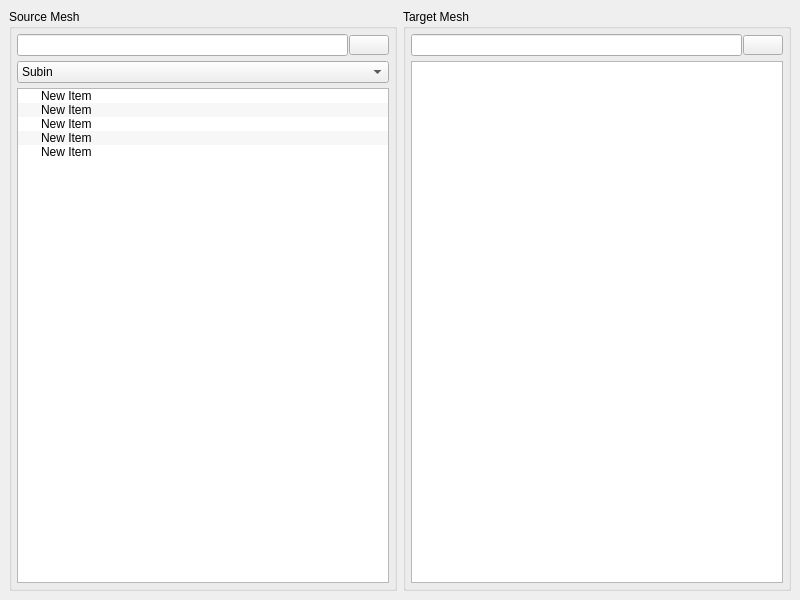
This is smartDeform/resources/ui/geometry_ui.ui in subing85/subins_tutorials as Qt 5 draws it before an edit. The edited form follows.
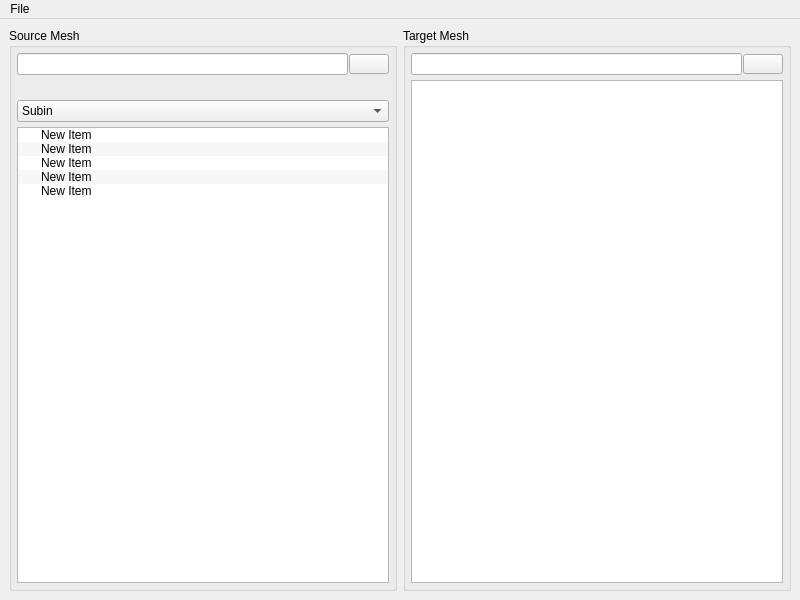
This is the edited form. Icons and pictures are not drawn.

The edit to the form file:
```diff
--- a/smartDeform/resources/ui/geometry_ui.ui
+++ b/smartDeform/resources/ui/geometry_ui.ui
@@ -66,6 +66,22 @@
          </item>
         </layout>
        </item>
+       <item>
+        <spacer name="verticalSpacer">
+         <property name="orientation">
+          <enum>Qt::Vertical</enum>
+         </property>
+         <property name="sizeType">
+          <enum>QSizePolicy::Fixed</enum>
+         </property>
+         <property name="sizeHint" stdset="0">
+          <size>
+           <width>20</width>
+           <height>20</height>
+          </size>
+         </property>
+        </spacer>
+       </item>
        <item>
         <widget class="QComboBox" name="comboBox">
          <item>
@@ -202,6 +218,28 @@
     </item>
    </layout>
   </widget>
+  <widget class="QMenuBar" name="menuBar">
+   <property name="geometry">
+    <rect>
+     <x>0</x>
+     <y>0</y>
+     <width>800</width>
+     <height>21</height>
+    </rect>
+   </property>
+   <widget class="QMenu" name="menuFile">
+    <property name="title">
+     <string>File</string>
+    </property>
+    <addaction name="actionImport"/>
+   </widget>
+   <addaction name="menuFile"/>
+  </widget>
+  <action name="actionImport">
+   <property name="text">
+    <string>Import</string>
+   </property>
+  </action>
  </widget>
  <resources>
   <include location="../icons/test.qrc"/>
```
